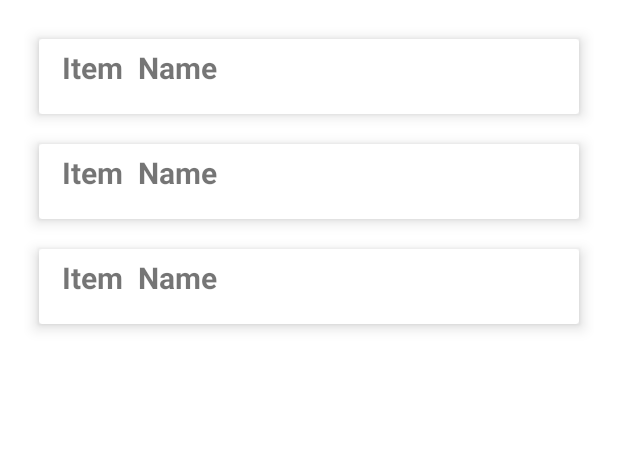
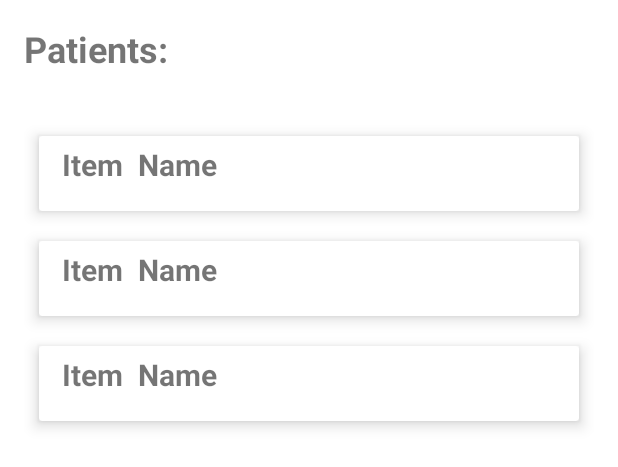
Before and after one commit to elenacalcan26/Health-Monitoring-System, an Android app: the layout activity_list_patients.xml on its own in the app's theme, with its tools: preview values and no code run, on a phone screen of 412 x 824 dp. Shown: the top 467 px of the screen. Run offline under Robolectric (Android 15) with nearby library versions, the phone set to English and light mode, and no system bars.

```diff
--- a/doctor_android/app/src/main/java/com/example/healthmonitoringsystem/MeasurementsActivity.kt
+++ b/doctor_android/app/src/main/java/com/example/healthmonitoringsystem/MeasurementsActivity.kt
@@ -2,6 +2,7 @@ package com.example.healthmonitoringsystem
 
 import android.os.Bundle
 import android.util.Log
+import android.widget.TextView
 import androidx.appcompat.app.AppCompatActivity
 import androidx.recyclerview.widget.LinearLayoutManager
 import androidx.recyclerview.widget.RecyclerView
@@ -12,6 +13,7 @@ class MeasurementsActivity: AppCompatActivity() {
 
     private lateinit var recyclerView: RecyclerView
     private lateinit var adapter: MeasurementsAdapter
+    private lateinit var monitoringStartDateTextView: TextView
 
     override fun onCreate(savedInstanceState: Bundle?) {
         super.onCreate(savedInstanceState)
@@ -22,8 +24,12 @@ class MeasurementsActivity: AppCompatActivity() {
 
         Log.d("MeasurementsActivity", "start MeasurementsActivity")
 
+        monitoringStartDateTextView = findViewById(R.id.start_monitoring_date)
         recyclerView = findViewById(R.id.measurementsRecyclerView)
         adapter = MeasurementsAdapter(emptyList())
+
+        var startDate = intent.extras?.getString("monitoringStartDate")
+        monitoringStartDateTextView.text = "Monitoring since: $startDate"
 
         recyclerView.layoutManager = LinearLayoutManager(this)
         recyclerView.adapter = adapter
--- a/doctor_android/app/src/main/res/layout/activity_list_patients.xml
+++ b/doctor_android/app/src/main/res/layout/activity_list_patients.xml
@@ -7,10 +7,20 @@
     android:orientation="vertical"
     tools:context=".PatientsListActivity">
 
+    <TextView
+        android:id="@+id/patients_list_title"
+        android:layout_width="match_parent"
+        android:layout_height="wrap_content"
+        android:padding="16dp"
+        android:text="Patients:"
+        android:textSize="24sp"
+        android:textStyle="bold" />
+
     <androidx.recyclerview.widget.RecyclerView
         android:id="@+id/patient_list_recyclerview"
         android:layout_width="match_parent"
-        android:layout_height="match_parent"
+        android:layout_height="0dp"
+        android:layout_weight="1"
         android:padding="16dp"
         app:layoutManager="androidx.recyclerview.widget.LinearLayoutManager"
         tools:listitem="@layout/card_view_design" />
--- a/doctor_android/app/src/main/res/layout/activity_no_data_measured.xml
+++ b/doctor_android/app/src/main/res/layout/activity_no_data_measured.xml
@@ -10,7 +10,7 @@
         android:id="@+id/no_measurements"
         android:layout_width="344dp"
         android:layout_height="52dp"
-        android:text="@string/no_data_measured_msg"
+        android:text= "@string/no_data_measured_msg"
         android:textAlignment="center"
         android:textSize="34sp"
         android:textStyle="bold"
```
Also changed, not shown: doctor_android/app/src/main/java/com/example/healthmonitoringsystem/PatientProfileActivity.kt (+10 -0 lines), doctor_android/app/src/main/res/layout/activity_patient_measurements.xml (+13 -2 lines).
